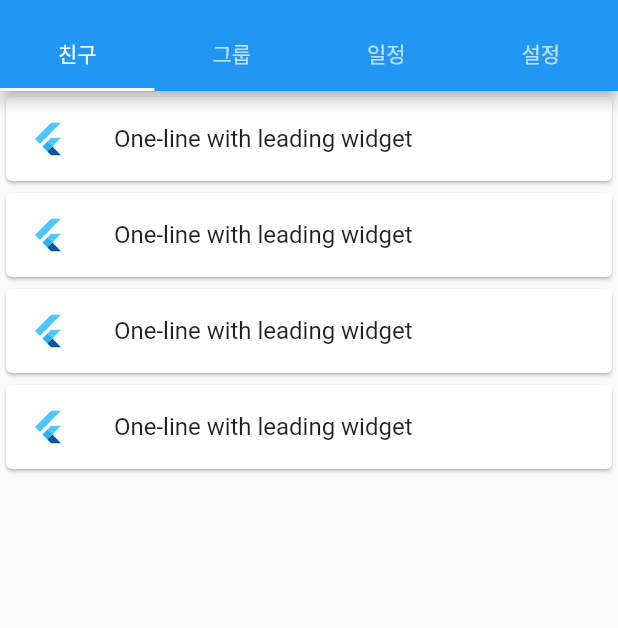
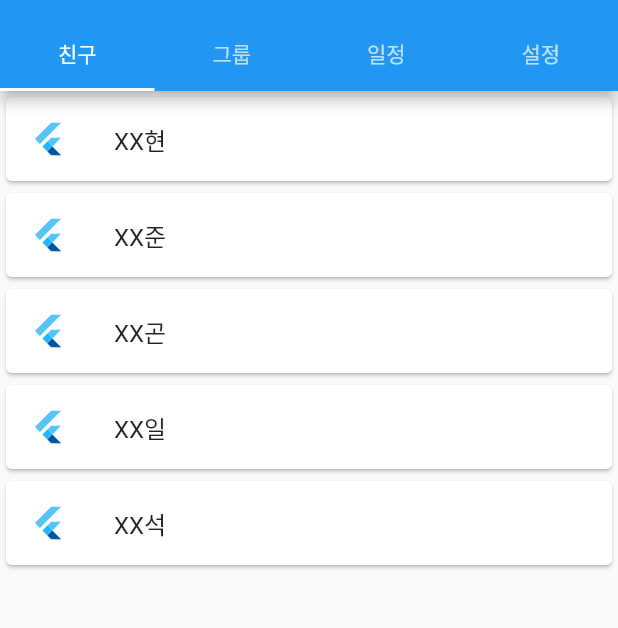
Before and after one commit to gon2gon2/bowling-flutter, a Flutter app: the screen it shows after launch, on a phone screen of 412 x 824 dp, the part 65-693 px from its top. Run offline on Flutter 3.47's test engine with Material 2 defaults, Android fonts, the phone set to English and light mode, and no system bars.

Commit message:
save before reset

```diff
--- a/lib/main.dart
+++ b/lib/main.dart
@@ -1,5 +1,6 @@
 import 'package:flutter/material.dart';
-
+import 'package:http/http.dart' as http;
+import 'user.dart';
 void main() {
   runApp(const MyApp());
 }
@@ -48,25 +49,31 @@ class FriendPage extends StatelessWidget {
         Card(
           child: ListTile(
             leading: FlutterLogo(),
-            title: Text('One-line with leading widget'),
+            title: Text("XX현"),
           )
          ),
         Card(
             child: ListTile(
               leading: FlutterLogo(),
-              title: Text('One-line with leading widget'),
+              title: Text('XX준'),
             )
         ),
         Card(
             child: ListTile(
               leading: FlutterLogo(),
-              title: Text('One-line with leading widget'),
+              title: Text('XX곤'),
             )
         ),
         Card(
             child: ListTile(
               leading: FlutterLogo(),
-              title: Text('One-line with leading widget'),
+              title: Text('XX일'),
+            )
+        ),
+        Card(
+            child: ListTile(
+              leading: FlutterLogo(),
+              title: Text('XX석'),
             )
         ),
       ]
--- a/pubspec.yaml
+++ b/pubspec.yaml
@@ -34,6 +34,7 @@ dependencies:
   # The following adds the Cupertino Icons font to your application.
   # Use with the CupertinoIcons class for iOS style icons.
   cupertino_icons: ^1.0.2
+  http:
 
 dev_dependencies:
   flutter_test:
```
Also changed, not shown: lib/user.dart (added, +11 -0 lines), pubspec.lock.
